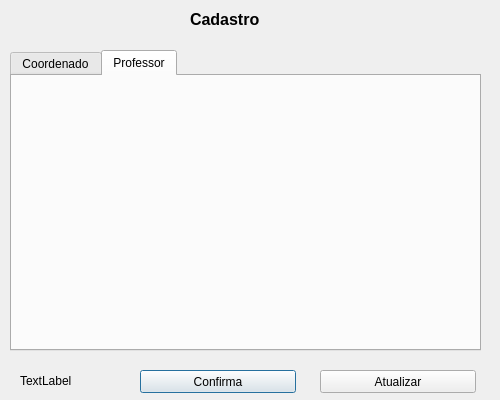
UnPComp2013/Grupo6, file Mayko/projeto/cadastro.ui: the form before one commit.
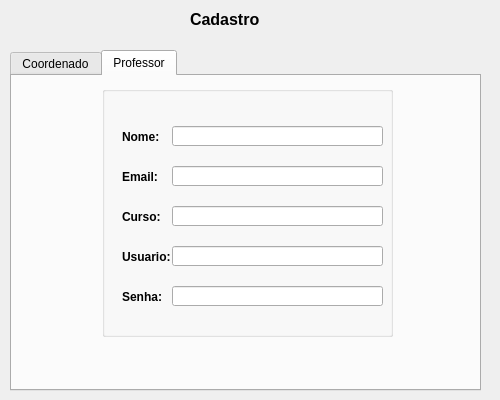
The form after the commit. The open tabs and pages were chosen to show the change.

```diff
--- a/Mayko/projeto/cadastro.ui
+++ b/Mayko/projeto/cadastro.ui
@@ -54,39 +54,13 @@
     <string>TextLabel</string>
    </property>
   </widget>
-  <widget class="QPushButton" name="btn_confirma">
-   <property name="geometry">
-    <rect>
-     <x>140</x>
-     <y>370</y>
-     <width>156</width>
-     <height>23</height>
-    </rect>
-   </property>
-   <property name="text">
-    <string>Confirma</string>
-   </property>
-  </widget>
-  <widget class="QPushButton" name="btn_update">
-   <property name="geometry">
-    <rect>
-     <x>320</x>
-     <y>370</y>
-     <width>156</width>
-     <height>23</height>
-    </rect>
-   </property>
-   <property name="text">
-    <string>Atualizar</string>
-   </property>
-  </widget>
   <widget class="QTabWidget" name="tabWidget">
    <property name="geometry">
     <rect>
      <x>10</x>
      <y>50</y>
      <width>471</width>
-     <height>301</height>
+     <height>341</height>
     </rect>
    </property>
    <property name="currentIndex">
@@ -259,6 +233,164 @@
     <attribute name="title">
      <string>Professor</string>
     </attribute>
+    <widget class="QGroupBox" name="groupBox_2">
+     <property name="geometry">
+      <rect>
+       <x>90</x>
+       <y>10</y>
+       <width>291</width>
+       <height>251</height>
+      </rect>
+     </property>
+     <property name="title">
+      <string/>
+     </property>
+     <widget class="QLabel" name="label_7">
+      <property name="geometry">
+       <rect>
+        <x>20</x>
+        <y>40</y>
+        <width>46</width>
+        <height>21</height>
+       </rect>
+      </property>
+      <property name="font">
+       <font>
+        <weight>75</weight>
+        <bold>true</bold>
+       </font>
+      </property>
+      <property name="text">
+       <string>Nome:</string>
+      </property>
+     </widget>
+     <widget class="QLabel" name="label_8">
+      <property name="geometry">
+       <rect>
+        <x>20</x>
+        <y>80</y>
+        <width>46</width>
+        <height>21</height>
+       </rect>
+      </property>
+      <property name="font">
+       <font>
+        <weight>75</weight>
+        <bold>true</bold>
+       </font>
+      </property>
+      <property name="text">
+       <string>Email:</string>
+      </property>
+     </widget>
+     <widget class="QLineEdit" name="ln_nome_2">
+      <property name="geometry">
+       <rect>
+        <x>70</x>
+        <y>40</y>
+        <width>211</width>
+        <height>20</height>
+       </rect>
+      </property>
+     </widget>
+     <widget class="QLineEdit" name="ln_email_2">
+      <property name="geometry">
+       <rect>
+        <x>70</x>
+        <y>80</y>
+        <width>211</width>
+        <height>20</height>
+       </rect>
+      </property>
+     </widget>
+     <widget class="QLabel" name="label_9">
+      <property name="geometry">
+       <rect>
+        <x>20</x>
+        <y>120</y>
+        <width>46</width>
+        <height>21</height>
+       </rect>
+      </property>
+      <property name="font">
+       <font>
+        <weight>75</weight>
+        <bold>true</bold>
+       </font>
+      </property>
+      <property name="text">
+       <string>Curso:</string>
+      </property>
+     </widget>
+     <widget class="QLineEdit" name="ln_curso_2">
+      <property name="geometry">
+       <rect>
+        <x>70</x>
+        <y>120</y>
+        <width>211</width>
+        <height>20</height>
+       </rect>
+      </property>
+     </widget>
+     <widget class="QLabel" name="label_10">
+      <property name="geometry">
+       <rect>
+        <x>20</x>
+        <y>160</y>
+        <width>51</width>
+        <height>21</height>
+       </rect>
+      </property>
+      <property name="font">
+       <font>
+        <weight>75</weight>
+        <bold>true</bold>
+       </font>
+      </property>
+      <property name="text">
+       <string>Usuario: </string>
+      </property>
+     </widget>
+     <widget class="QLabel" name="label_11">
+      <property name="geometry">
+       <rect>
+        <x>20</x>
+        <y>200</y>
+        <width>51</width>
+        <height>21</height>
+       </rect>
+      </property>
+      <property name="font">
+       <font>
+        <weight>75</weight>
+        <bold>true</bold>
+       </font>
+      </property>
+      <property name="text">
+       <string>Senha: </string>
+      </property>
+     </widget>
+     <widget class="QLineEdit" name="ln_usuario_2">
+      <property name="geometry">
+       <rect>
+        <x>70</x>
+        <y>160</y>
+        <width>211</width>
+        <height>20</height>
+       </rect>
+      </property>
+     </widget>
+     <widget class="QLineEdit" name="ln_senha_2">
+      <property name="geometry">
+       <rect>
+        <x>70</x>
+        <y>200</y>
+        <width>211</width>
+        <height>20</height>
+       </rect>
+      </property>
+     </widget>
+    </widget>
    </widget>
   </widget>
  </widget>
```
Left out of the diff: 26 changed lines with no effect on the pictures.
